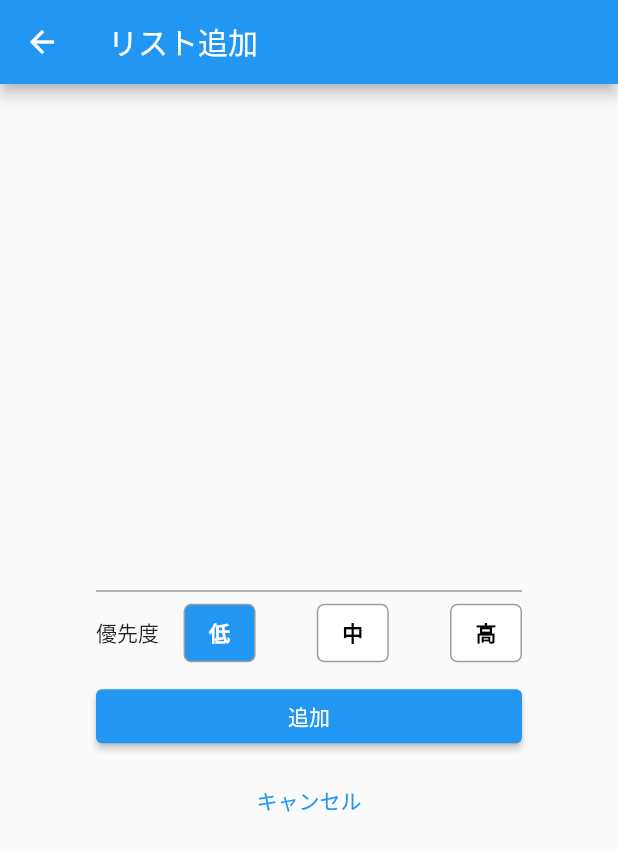
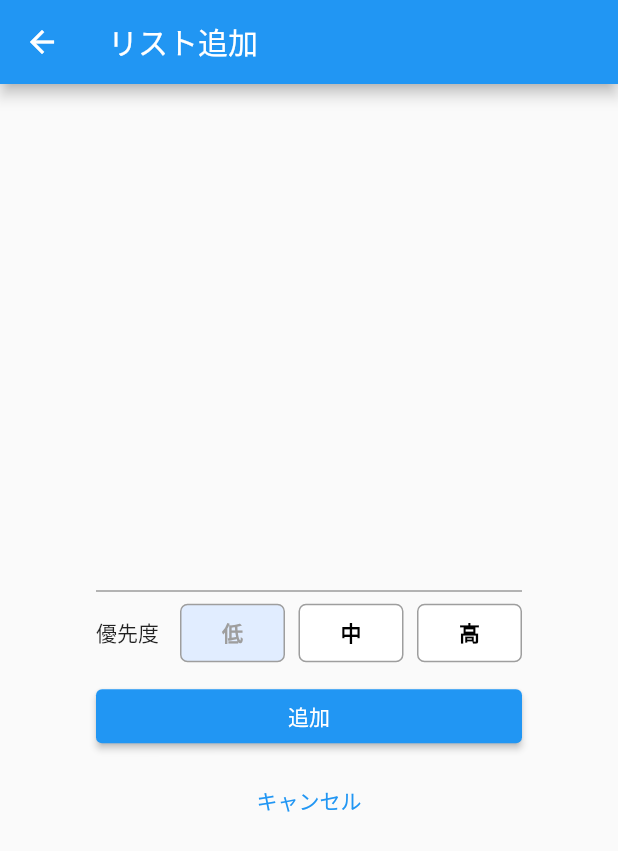
Before and after one commit to TakamuneSuda/todo-flutter, a Flutter app: the TodoAddPage screen opened directly, on a phone screen of 412 x 824 dp. Shown: the top 851 px of the screen. Run offline on Flutter 3.47's test engine with Material 2 defaults, Android fonts, the phone set to English and light mode, and no system bars; our stand-ins replace sqflite; missing offline and left inert: dart:ffi; accounts and stored records are empty.

Commit message:
一覧画面で優先度を色で判断するよう修正

```diff
--- a/todo/lib/main.dart
+++ b/todo/lib/main.dart
@@ -6,6 +6,10 @@ import 'package:todo/database_helper.dart';
 int PRIORITY_VALUE_LOW = 0;
 int PRIORITY_VALUE_MIDDLE = 1;
 int PRIORITY_VALUE_HIGH = 2;
+
+Color PRIORITY_COLOR_LOW = Color.fromARGB(255, 225, 237, 255);
+Color PRIORITY_COLOR_MIDDLE = Color.fromARGB(255, 255, 252, 226);
+Color PRIORITY_COLOR_HIGH = Color.fromARGB(255, 255, 221, 220);
 
 Future<void> main() async {
   WidgetsFlutterBinding.ensureInitialized();
@@ -53,8 +57,12 @@ class _TodoListPageState extends State<TodoListPage> {
                 itemBuilder: (BuildContext context, int index) {
                   final todo = todos[index];
                   return ListTile(
+                    tileColor
+                      : todo.priority == 0 ? PRIORITY_COLOR_LOW
+                      : todo.priority == 1 ? PRIORITY_COLOR_MIDDLE
+                      : todo.priority == 2 ? PRIORITY_COLOR_HIGH
+                      : null,
                     title: Text(todo.title ?? ''),
-                    subtitle: Text('Priority: ${todo.priority ?? ''}'),
                     trailing: IconButton(
                       icon: Icon(Icons.delete),
                       onPressed: () {
@@ -129,20 +137,21 @@ class _TodoAddPageState extends State<TodoAddPage>{
               mainAxisAlignment: MainAxisAlignment.spaceBetween,
               children: [
                 Text('優先度'),
+                SizedBox(width: 10),
                 PriorityButton(
                   label: '低',
                   isSelected: _selectedPriority == TodoPriority.low,
                   onTap: () => _onPriorityButtonPressed(TodoPriority.low),
                   value: 'low',
                 ),
-                SizedBox(width: 8),
+                SizedBox(width: 5),
                 PriorityButton(
                   label: '中',
                   isSelected: _selectedPriority == TodoPriority.medium,
                   onTap: () => _onPriorityButtonPressed(TodoPriority.medium),
                   value: 'middle',
                 ),
-                SizedBox(width: 8),
+                SizedBox(width: 5),
                 PriorityButton(
                   label: '高',
                   isSelected: _selectedPriority == TodoPriority.high,
@@ -232,16 +241,16 @@ class PriorityButton extends StatelessWidget {
     Color textColor;
     switch (value) {
       case 'low':
-        backgroundColor = isSelected ? Colors.blue : Colors.white;
-        textColor = isSelected ? Colors.white : Colors.black;
+        backgroundColor = isSelected ? PRIORITY_COLOR_LOW : Colors.white;
+        textColor = isSelected ? Colors.grey : Colors.black;
         break;
       case 'middle':
-        backgroundColor = isSelected ? Colors.yellow : Colors.white;
-        textColor = isSelected ? Colors.white : Colors.black;
+        backgroundColor = isSelected ? PRIORITY_COLOR_MIDDLE : Colors.white;
+        textColor = isSelected ? Colors.grey : Colors.black;
         break;
       case 'high':
-        backgroundColor = isSelected ? Colors.red : Colors.white;
-        textColor = isSelected ? Colors.white : Colors.black;
+        backgroundColor = isSelected ? PRIORITY_COLOR_HIGH : Colors.white;
+        textColor = isSelected ? Colors.grey : Colors.black;
         break;
       default:
         backgroundColor = Colors.white;
@@ -261,8 +270,10 @@ class PriorityButton extends StatelessWidget {
           borderRadius: BorderRadius.circular(5),
         ),
         padding: EdgeInsets.symmetric(horizontal: 16, vertical: 8),
+        width: 70,
         child: Text(
           label,
+          textAlign: TextAlign.center,
           style: TextStyle(
             color: textColor,
             fontWeight: FontWeight.bold,
```
